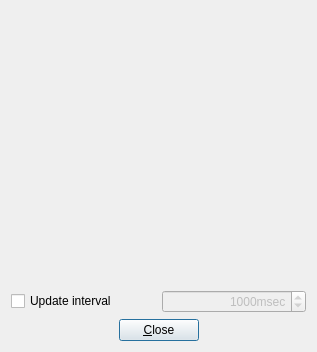
This is Client/qtTeamTalk/serverstats.ui in BearWare/TeamTalk5 as Qt 5 draws it before an edit. The edited form follows.
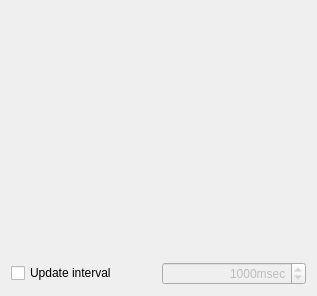
This is the edited form.

Commit message:
Remove "Close" button from "Server Statistics" dialog (#2353)
---------

What changed in the file:
```diff
--- a/Client/qtTeamTalk/serverstats.ui
+++ b/Client/qtTeamTalk/serverstats.ui
@@ -7,7 +7,7 @@
     <x>0</x>
     <y>0</y>
     <width>317</width>
-    <height>352</height>
+    <height>296</height>
    </rect>
   </property>
   <property name="windowTitle">
@@ -157,43 +157,6 @@
      </item>
     </layout>
    </item>
-   <item>
-    <layout class="QHBoxLayout" name="horizontalLayout">
-     <item>
-      <spacer name="horizontalSpacer">
-       <property name="orientation">
-        <enum>Qt::Horizontal</enum>
-       </property>
-       <property name="sizeHint" stdset="0">
-        <size>
-         <width>74</width>
-         <height>20</height>
-        </size>
-       </property>
-      </spacer>
-     </item>
-     <item>
-      <widget class="QPushButton" name="closeBtn">
-       <property name="text">
-        <string>&amp;Close</string>
-       </property>
-      </widget>
-     </item>
-     <item>
-      <spacer name="horizontalSpacer_2">
-       <property name="orientation">
-        <enum>Qt::Horizontal</enum>
-       </property>
-       <property name="sizeHint" stdset="0">
-        <size>
-         <width>65</width>
-         <height>20</height>
-        </size>
-       </property>
-      </spacer>
-     </item>
-    </layout>
-   </item>
   </layout>
  </widget>
  <resources/>
```
Left out of the diff: 60 changed lines with no effect on the pictures. The commit also changes 1 other file.
